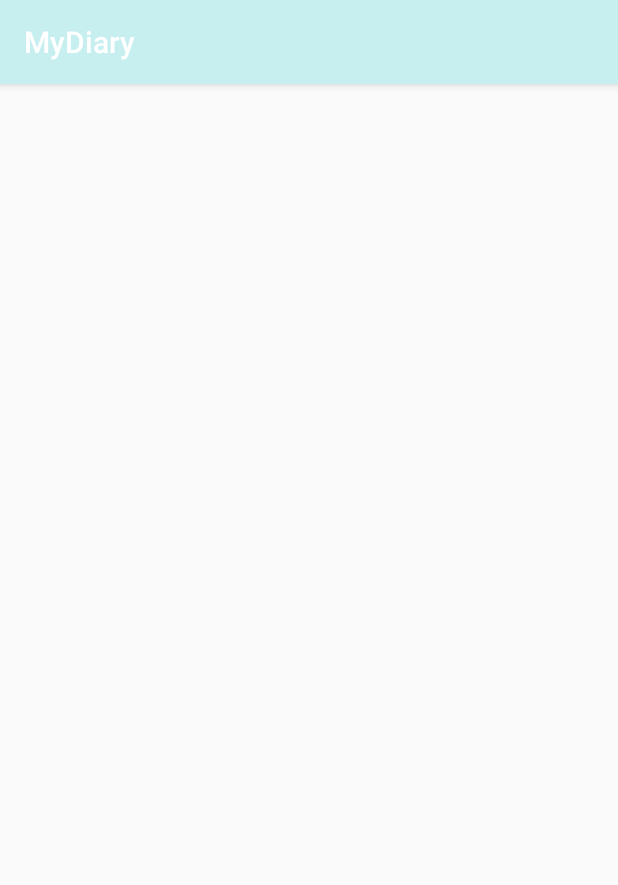
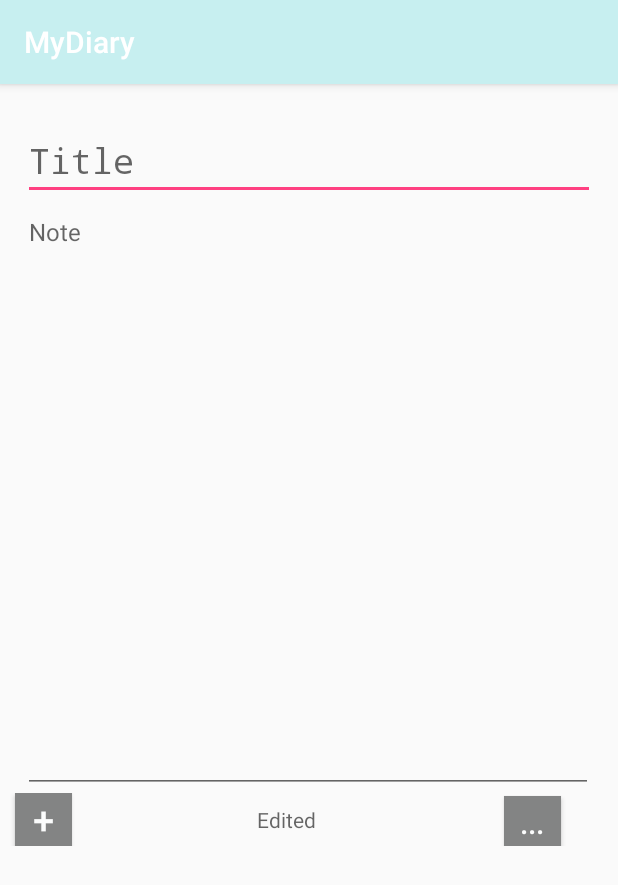
Before and after one commit to prabaHridayami/myDiary-master, an Android app: the WriteDiary screen opened directly, with no data from a screen before it, on a phone screen of 412 x 824 dp. Shown: the top 885 px of the screen. Run offline under Robolectric (Android 15) with nearby library versions, the phone set to English and light mode, and no system bars.

Commit message:
edit_layout

```diff
--- a/app/src/main/res/layout/activity_write_diary.xml
+++ b/app/src/main/res/layout/activity_write_diary.xml
@@ -1,9 +1,74 @@
 <?xml version="1.0" encoding="utf-8"?>
-<android.support.constraint.ConstraintLayout xmlns:android="http://schemas.android.com/apk/res/android"
+<LinearLayout xmlns:android="http://schemas.android.com/apk/res/android"
     xmlns:app="http://schemas.android.com/apk/res-auto"
     xmlns:tools="http://schemas.android.com/tools"
     android:layout_width="match_parent"
     android:layout_height="match_parent"
+    android:layout_marginTop="25dp"
+    android:orientation="vertical"
     tools:context=".WriteDiary">
 
-</android.support.constraint.ConstraintLayout>
+    <LinearLayout
+        android:layout_width="wrap_content"
+        android:layout_height="wrap_content"
+        android:orientation="vertical"
+        android:layout_gravity="center_horizontal">
+        <EditText
+            android:id="@+id/ed_title"
+            android:layout_width="381dp"
+            android:layout_height="wrap_content"
+            android:inputType="textShortMessage"
+            android:hint="Title"
+            android:textSize="23dp"
+            android:fontFamily="monospace"/>
+
+        <EditText
+            android:id="@+id/ed_text"
+            android:layout_width="380dp"
+            android:layout_height="395dp"
+            android:inputType="textMultiLine"
+            android:hint="Note"
+            android:gravity="top"
+            android:textSize="16dp"/>
+    </LinearLayout>
+
+    <LinearLayout
+        android:layout_width="match_parent"
+        android:layout_height="wrap_content"
+        android:orientation="horizontal">
+
+        <ImageView
+            android:layout_width="wrap_content"
+            android:layout_height="wrap_content"/>
+
+        <Button
+            android:id="@+id/btn_tambahgambar"
+            android:layout_width="38dp"
+            android:layout_height="35dp"
+            android:layout_marginLeft="10dp"
+            android:text="+"
+            android:textColor="#fbfcfc"
+            android:textSize="25sp"
+            android:background="#838484"/>
+
+        <TextView
+            android:id="@+id/tv_edtime"
+            android:layout_width="wrap_content"
+            android:layout_height="wrap_content"
+            android:layout_gravity="center"
+            android:layout_marginLeft="123dp"
+            android:hint="Edited"
+            android:inputType="time" />
+
+        <Button
+            android:id="@+id/btn_opsi"
+            android:layout_width="38dp"
+            android:layout_height="35dp"
+            android:layout_marginLeft="125dp"
+            android:text="..."
+            android:textSize="20sp"
+            android:textColor="#fbfcfc"
+            android:background="#838484"/>
+    </LinearLayout>
+
+</LinearLayout>
```
